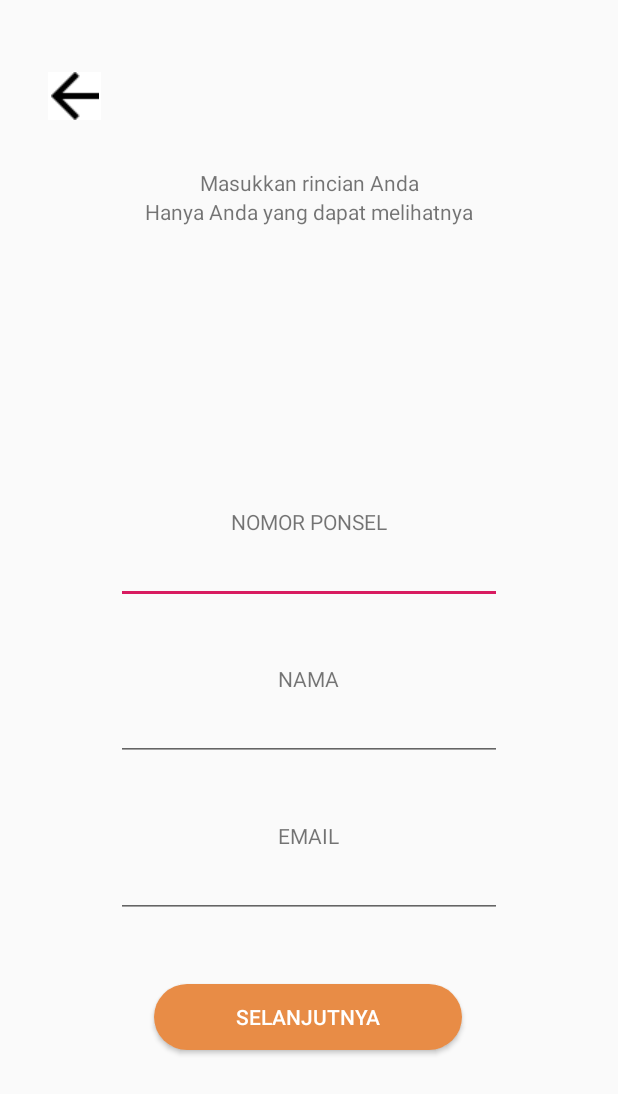
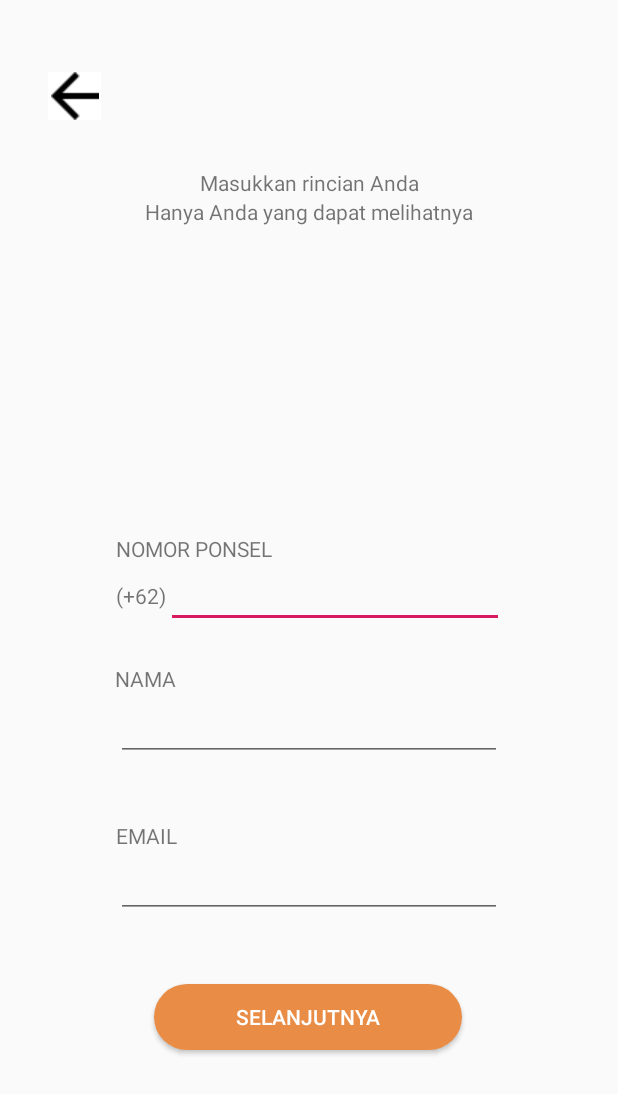
Before and after one commit to igedeagung/lesaja, an Android app: the screen it shows after launch (RegisActivity), after a tap on "Daftar sekarang", on a phone screen of 412 x 824 dp. Shown: the top 1094 px of the screen. Run offline under Robolectric (Android 15) with nearby library versions, the phone set to English and light mode, and no system bars; our stand-ins replace Firebase (no records; nobody signed in at launch, a user with empty details on screens opened directly), navigation-ui; 1 statement that could not run was skipped; 1 other tap on this screen came first.

```diff
--- a/app/src/main/AndroidManifest.xml
+++ b/app/src/main/AndroidManifest.xml
@@ -11,6 +11,8 @@
         android:roundIcon="@mipmap/ic_launcher_round"
         android:supportsRtl="true"
         android:theme="@style/AppTheme">
+        <activity android:name=".ProfileEdit"></activity>
+        <activity android:name=".ProfileActivity" />
         <activity
             android:name=".Main2Activity"
             android:label="@string/title_activity_main2"
--- a/app/src/main/java/com/example/lesaja/HomeActivity.java
+++ b/app/src/main/java/com/example/lesaja/HomeActivity.java
@@ -62,6 +62,14 @@ public class HomeActivity extends AppCompatActivity {
         NavigationUI.setupActionBarWithNavController(this, navController, mAppBarConfiguration);
         NavigationUI.setupWithNavController(navigationView, navController);
 
+        super.onStart();
+        FirebaseUser currentUser= mAuth.getCurrentUser();
+
+        if(currentUser==null){
+            Intent loginIntent= new Intent(HomeActivity.this, MainActivity.class);
+            startActivity(loginIntent);
+            finish();
+        }
         uid = FirebaseAuth.getInstance().getCurrentUser().getUid();
 
         DatabaseReference ref= FirebaseDatabase.getInstance().getReference().child("Users").child(uid).child("nama");
@@ -103,16 +111,11 @@ public class HomeActivity extends AppCompatActivity {
 
     }
 
-    @Override
-    public void onStart(){
-        super.onStart();
-        FirebaseUser currentUser= mAuth.getCurrentUser();
 
-        if(currentUser==null){
-            Intent loginIntent= new Intent(HomeActivity.this, MainActivity.class);
-            startActivity(loginIntent);
-            finish();
-        }
+
+    public void pindahh(View v){
+        Intent intent = new Intent(HomeActivity.this, ProfileActivity.class);
+        startActivity(intent);
     }
 
     @Override
--- a/app/src/main/res/layout/activity_regis.xml
+++ b/app/src/main/res/layout/activity_regis.xml
@@ -27,15 +27,16 @@
 
     <EditText
         android:id="@+id/editText5"
-        android:layout_width="257dp"
-        android:layout_height="45dp"
-        android:layout_marginBottom="40dp"
+        android:layout_width="225dp"
+        android:layout_height="43dp"
+        android:layout_marginEnd="76dp"
+        android:layout_marginRight="76dp"
+        android:layout_marginBottom="24dp"
         android:autofillHints=""
         android:ems="10"
         android:inputType="phone"
         app:layout_constraintBottom_toTopOf="@+id/textView8"
         app:layout_constraintEnd_toEndOf="parent"
-        app:layout_constraintStart_toStartOf="parent"
         tools:ignore="LabelFor"
         tools:targetApi="o" />
 
@@ -46,6 +47,7 @@
         android:text="@string/nama"
         app:layout_constraintBottom_toTopOf="@+id/editText6"
         app:layout_constraintEnd_toEndOf="parent"
+        app:layout_constraintHorizontal_bias="0.207"
         app:layout_constraintStart_toStartOf="parent" />
 
     <EditText
@@ -82,6 +84,7 @@
         android:text="@string/nomor_ponsel"
         app:layout_constraintBottom_toTopOf="@+id/editText5"
         app:layout_constraintEnd_toEndOf="parent"
+        app:layout_constraintHorizontal_bias="0.251"
         app:layout_constraintStart_toStartOf="parent" />
 
     <TextView
@@ -91,6 +94,7 @@
         android:text="@string/email"
         app:layout_constraintBottom_toTopOf="@+id/editText7"
         app:layout_constraintEnd_toEndOf="parent"
+        app:layout_constraintHorizontal_bias="0.208"
         app:layout_constraintStart_toStartOf="parent" />
 
     <EditText
@@ -120,4 +124,16 @@
         app:srcCompat="@mipmap/go_back_left_arrow"
         android:contentDescription="@string/todo" />
 
+    <TextView
+        android:id="@+id/textView44"
+        android:layout_width="wrap_content"
+        android:layout_height="wrap_content"
+        android:text="@string/_62"
+        app:layout_constraintBottom_toTopOf="@+id/textView8"
+        app:layout_constraintEnd_toStartOf="@+id/editText5"
+        app:layout_constraintHorizontal_bias="1.0"
+        app:layout_constraintStart_toStartOf="parent"
+        app:layout_constraintTop_toBottomOf="@+id/textView7"
+        app:layout_constraintVertical_bias="0.255" />
+
 </androidx.constraintlayout.widget.ConstraintLayout>
--- a/app/src/main/res/layout/fragment_saldotrx.xml
+++ b/app/src/main/res/layout/fragment_saldotrx.xml
@@ -23,7 +23,6 @@
         android:layout_width="wrap_content"
         android:layout_height="wrap_content"
         android:layout_marginBottom="68dp"
-        android:text="@string/rp_100_000"
         android:textSize="30sp"
         android:textStyle="bold"
         app:layout_constraintBottom_toTopOf="@+id/button3"
--- a/app/src/main/res/values/strings.xml
+++ b/app/src/main/res/values/strings.xml
@@ -67,4 +67,5 @@
     <string name="logout">Logout</string>
     <string name="tab_text_1">Tab 1</string>
     <string name="tab_text_2">Tab 2</string>
+    <string name="edit_profile">Edit Profile</string>
 </resources>
```
Also changed, not shown: app/src/main/java/com/example/lesaja/ui/jadwalles/JadwallesFragment.java (+49 -15 lines), app/src/main/res/layout/activity_main.xml (+15 -3 lines), app/src/main/res/layout/nav_header_home.xml (+7 -0 lines), app/src/main/res/drawable-xxxhdpi/yyes.png (deleted).
